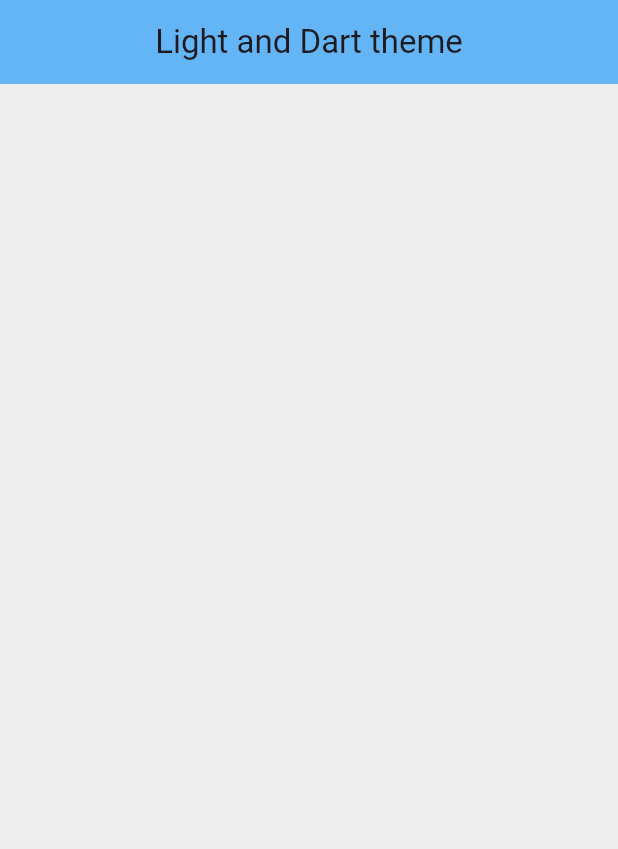
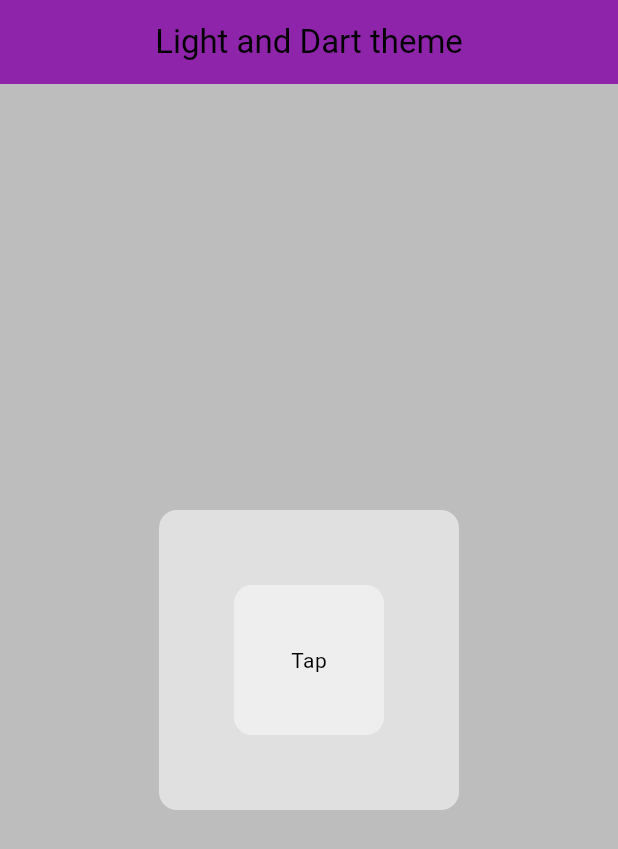
Before and after one commit to Majok-Bol/theme_mode, a Flutter app: the screen it shows after launch, on a phone screen of 412 x 824 dp. Shown: the top 849 px of the screen. Run offline on Flutter 3.47's test engine with Material 3 defaults, Android fonts, the phone set to English and light mode, and no system bars.

Commit message:
added dark mode theme

```diff
--- /dev/null
+++ b/lib/components/box.dart
@@ -0,0 +1,20 @@
+import 'package:flutter/material.dart';
+class MyBox extends StatelessWidget{
+  final Widget?child;
+  final Color?color;
+  const MyBox({super.key,required this.child,required this.color});
+  @override
+  Widget build(BuildContext context){
+    return Container(
+      decoration: BoxDecoration(
+        color: color,
+        borderRadius: BorderRadius.circular(12),
+      ),
+      width: 200,
+      height: 200,
+      padding: EdgeInsets.all(50),
+      child: child,
+
+    );
+  }
+}
--- /dev/null
+++ b/lib/components/button.dart
@@ -0,0 +1,25 @@
+import 'package:flutter/material.dart';
+class MyButton extends StatelessWidget{
+  final Color?color;
+  final void Function()?onTap;
+  const MyButton({super.key,required this.color,required this.onTap});
+  @override
+  Widget build(BuildContext context){
+    return GestureDetector(
+      onTap: onTap,
+      child: Container(
+        padding: const EdgeInsets.all(12),
+        decoration: BoxDecoration(
+          borderRadius: BorderRadius.circular(12),
+          color:color,
+
+
+        ),
+        child:Center(child: Text('Tap'),),
+
+      ),
+    );
+
+  }
+
+}
--- a/lib/home_page.dart
+++ /dev/null
@@ -1,12 +0,0 @@
-//handle home page
-// import 'package:flutter/cupertino.dart';
-import 'package:flutter/material.dart';
-class HomePage extends StatelessWidget{
-  @override
-  Widget build(BuildContext context){
-    return Scaffold(
-      backgroundColor: Colors.grey.shade200,
-      appBar:AppBar(title: Text('Light and Dart theme'),centerTitle: true,backgroundColor: Colors.blue.shade300,),
-    );
-  }
-}
--- a/lib/main.dart
+++ b/lib/main.dart
@@ -1,5 +1,6 @@
 import 'package:flutter/material.dart';
-import 'package:theme_mode/home_page.dart';
+import 'package:theme_mode/pages/home_page.dart';
+import 'package:theme_mode/themes/theme.dart';
 void main(){
   runApp(MyApp());
 }
@@ -9,6 +10,8 @@ class MyApp extends StatelessWidget{
     return MaterialApp(
       debugShowCheckedModeBanner: false,
       home: HomePage(),
+      theme: lightMode,
+      darkTheme: darkMode,
     );
   }
 }
--- /dev/null
+++ b/lib/pages/home_page.dart
@@ -0,0 +1,20 @@
+//handle home page
+// import 'package:flutter/cupertino.dart';
+import 'package:flutter/material.dart';
+import 'package:theme_mode/components/box.dart';
+import 'package:theme_mode/components/button.dart';
+class HomePage extends StatelessWidget{
+  @override
+  Widget build(BuildContext context){
+    return Scaffold(
+      backgroundColor:Theme.of(context).colorScheme.surface,
+      appBar:AppBar(title: Text('Light and Dart theme'),centerTitle: true,backgroundColor: Colors.purple.shade600,),
+      body: Center(
+        child: MyBox(color:Theme.of(context).colorScheme.primary,child:MyButton(color:Theme.of(context).colorScheme.secondary, onTap:() {
+
+        },)),
+      ),
+
+    );
+  }
+}
--- /dev/null
+++ b/lib/themes/theme.dart
@@ -0,0 +1,20 @@
+//handle themes
+import 'package:flutter/material.dart';
+
+ThemeData lightMode=ThemeData(
+    brightness: Brightness.light,
+    colorScheme:ColorScheme.light(
+        surface:Colors.grey.shade400,
+        primary:Colors.grey.shade300,
+        secondary: Colors.grey.shade200));
+ThemeData darkMode=ThemeData(
+  brightness: Brightness.dark,
+  colorScheme: ColorScheme.dark(
+    surface: Colors.grey.shade900,
+    primary: Colors.grey.shade800,
+    secondary: Colors.grey.shade700,
+
+
+  ),
+
+);
```
